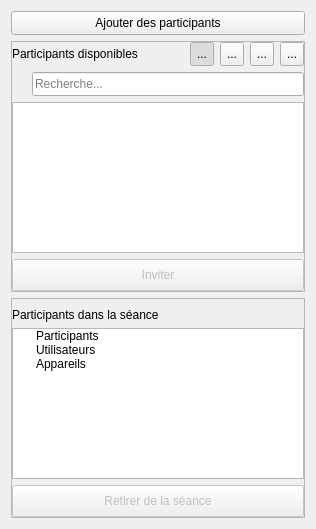
First picture: the form in client/src/SessionInviteWidget.ui, repository introlab/openteraplus, before the edit.
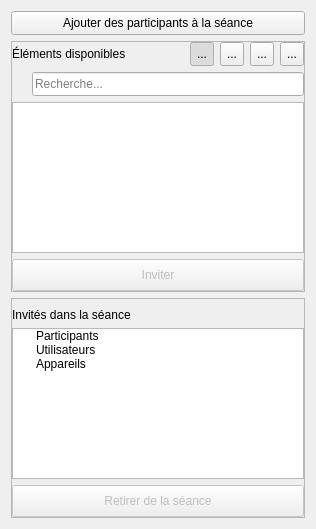
Second picture: the form after the edit. Icons and pictures are not drawn.

Commit message: Refs #5. Work started on online-offline users, participants and devices. Not working yet.

What changed in the file:
```diff
--- a/client/src/SessionInviteWidget.ui
+++ b/client/src/SessionInviteWidget.ui
@@ -30,7 +30,7 @@
       <cursorShape>PointingHandCursor</cursorShape>
      </property>
      <property name="text">
-      <string>Ajouter des participants</string>
+      <string>Ajouter des participants à la séance</string>
      </property>
      <property name="icon">
       <iconset resource="../resources/TeraClient.qrc">
@@ -73,7 +73,7 @@
         <item>
          <widget class="QLabel" name="lblSelector">
           <property name="text">
-           <string>Participants disponibles</string>
+           <string>Éléments disponibles</string>
           </property>
          </widget>
         </item>
@@ -374,7 +374,7 @@
       <item>
        <widget class="QLabel" name="lblInvitees">
         <property name="text">
-         <string>Participants dans la séance</string>
+         <string>Invités dans la séance</string>
         </property>
        </widget>
       </item>
```
The commit also changes 10 other files.
